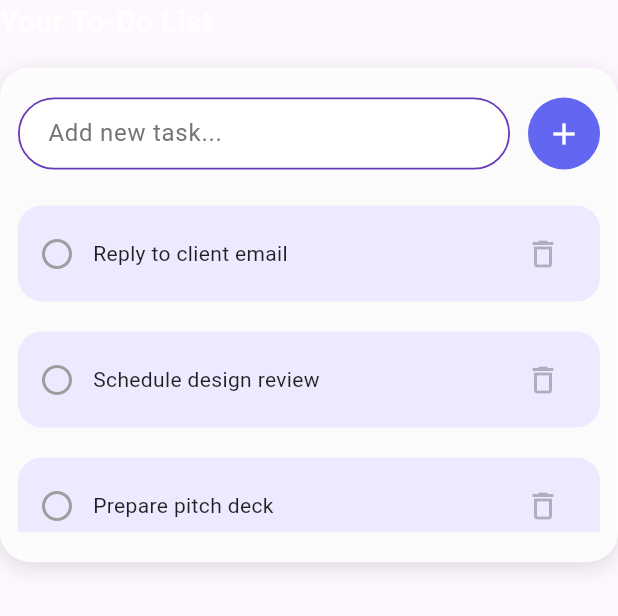
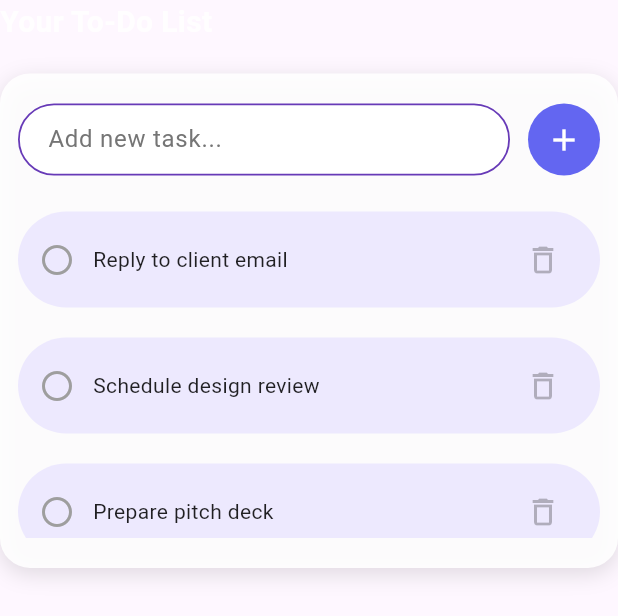
Before and after one commit to alexey192/calendarit, a Flutter app: the TodoListSection widget shown alone on an empty page, opened directly, on a phone screen of 412 x 824 dp. Shown: the top 616 px of the screen. Run offline on Flutter 3.47's test engine with Material 3 defaults, Android fonts, the phone set to English and light mode, and no system bars; our stand-ins replace bloc, cloud_firestore, cloud_functions, firebase_auth, firebase_core, flutter_bloc and 5 more; missing offline and left inert: dart:html, flutter_appauth, syncfusion_flutter_core; accounts and stored records are empty.

Commit message:
minor changes

```diff
--- a/lib/features/dashboard/widgets/ai_assistant_section.dart
+++ b/lib/features/dashboard/widgets/ai_assistant_section.dart
@@ -150,7 +150,7 @@ class _ActionButtons extends StatelessWidget {
               // TODO: AI from image
             },
           ),
-          const SizedBox(height: 24),
+          const SizedBox(height: 12),
           _roundButton(
             icon: Icons.add_circle_outline,
             color: const Color(0xFF059669),
@@ -158,7 +158,7 @@ class _ActionButtons extends StatelessWidget {
               // TODO: Add event manually
             },
           ),
-          const SizedBox(height: 24),
+          const SizedBox(height: 12),
           _roundButton(
             icon: Icons.settings_rounded,
             color: const Color(0xFF4B5563),
--- a/lib/features/dashboard/widgets/pending_events_section.dart
+++ b/lib/features/dashboard/widgets/pending_events_section.dart
@@ -40,11 +40,11 @@ class PendingEventsSection extends StatelessWidget {
 
             if (docs.isEmpty) {
               return CardWrapper(
-                height: 200,
+                height: 400,
                 child: Center(
                   child: Text(
                     'No pending events',
-                    style: TextStyle(color: Colors.white.withOpacity(0.8)),
+                    style: TextStyle(color: Colors.black45.withOpacity(0.8)),
                   ),
                 ),
               );
--- a/lib/features/dashboard/widgets/todo_list_section.dart
+++ b/lib/features/dashboard/widgets/todo_list_section.dart
@@ -60,7 +60,7 @@ class _TodoListSectionState extends State<TodoListSection> {
             color: Colors.white.withOpacity(0.9),
           ),
         ),
-        const SizedBox(height: 16),
+        const SizedBox(height: 20),
 
         // Main container with fixed height
         Container(
@@ -138,7 +138,7 @@ class _TodoListSectionState extends State<TodoListSection> {
                         color: todo.isDone
                             ? Colors.greenAccent.withOpacity(0.3)
                             : const Color(0xFFEDE9FE),
-                        borderRadius: BorderRadius.circular(16),
+                        borderRadius: BorderRadius.circular(32),
                       ),
                       child: Row(
                         children: [
```
